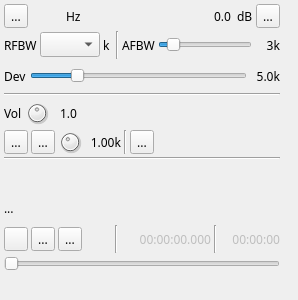
Before: the Qt Designer form plugins/channeltx/modnfm/nfmmodgui.ui in f4exb/sdrangel, drawn with Qt 5.
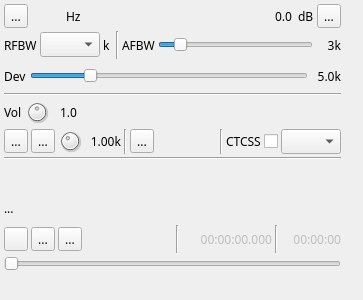
After: the same form once the commit is applied. Icons and pictures are not drawn. Custom widgets are drawn as their Qt base class.

```diff
--- a/plugins/channeltx/modnfm/nfmmodgui.ui
+++ b/plugins/channeltx/modnfm/nfmmodgui.ui
@@ -6,7 +6,7 @@
    <rect>
     <x>0</x>
     <y>0</y>
-    <width>298</width>
+    <width>363</width>
     <height>300</height>
    </rect>
   </property>
@@ -39,7 +39,7 @@
     <rect>
      <x>2</x>
      <y>2</y>
-     <width>280</width>
+     <width>341</width>
      <height>271</height>
     </rect>
    </property>
@@ -512,6 +512,43 @@
         </property>
        </spacer>
       </item>
+      <item>
+       <widget class="Line" name="line">
+        <property name="orientation">
+         <enum>Qt::Vertical</enum>
+        </property>
+       </widget>
+      </item>
+      <item>
+       <widget class="QLabel" name="ctcssLabel">
+        <property name="text">
+         <string>CTCSS</string>
+        </property>
+       </widget>
+      </item>
+      <item>
+       <widget class="QCheckBox" name="ctcssOn">
+        <property name="toolTip">
+         <string>Activate CTCSS</string>
+        </property>
+        <property name="text">
+         <string/>
+        </property>
+       </widget>
+      </item>
+      <item>
+       <widget class="QComboBox" name="ctcss">
+        <property name="maximumSize">
+         <size>
+          <width>60</width>
+          <height>16777215</height>
+         </size>
+        </property>
+        <property name="toolTip">
+         <string>Set CTCSS Frequency</string>
+        </property>
+       </widget>
+      </item>
      </layout>
     </item>
     <item>
```
